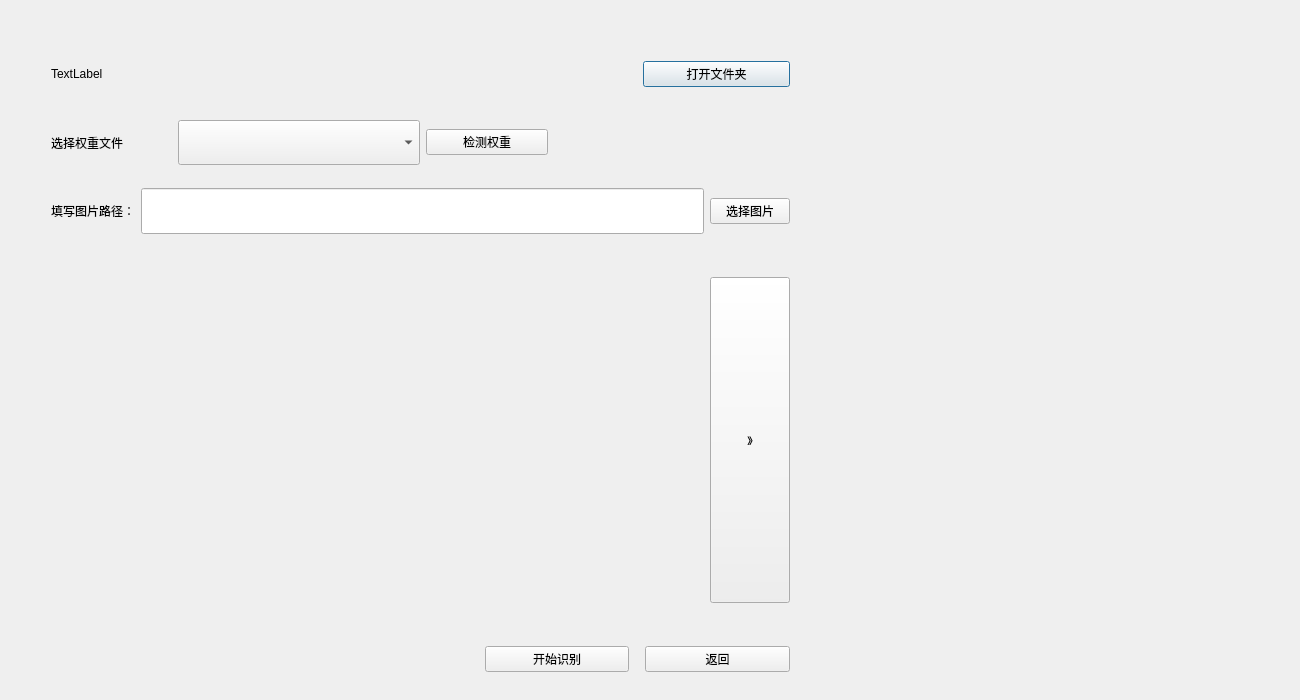
ZxxWs/IdentifyBuilding, file GUI/test.ui: the form before one commit.
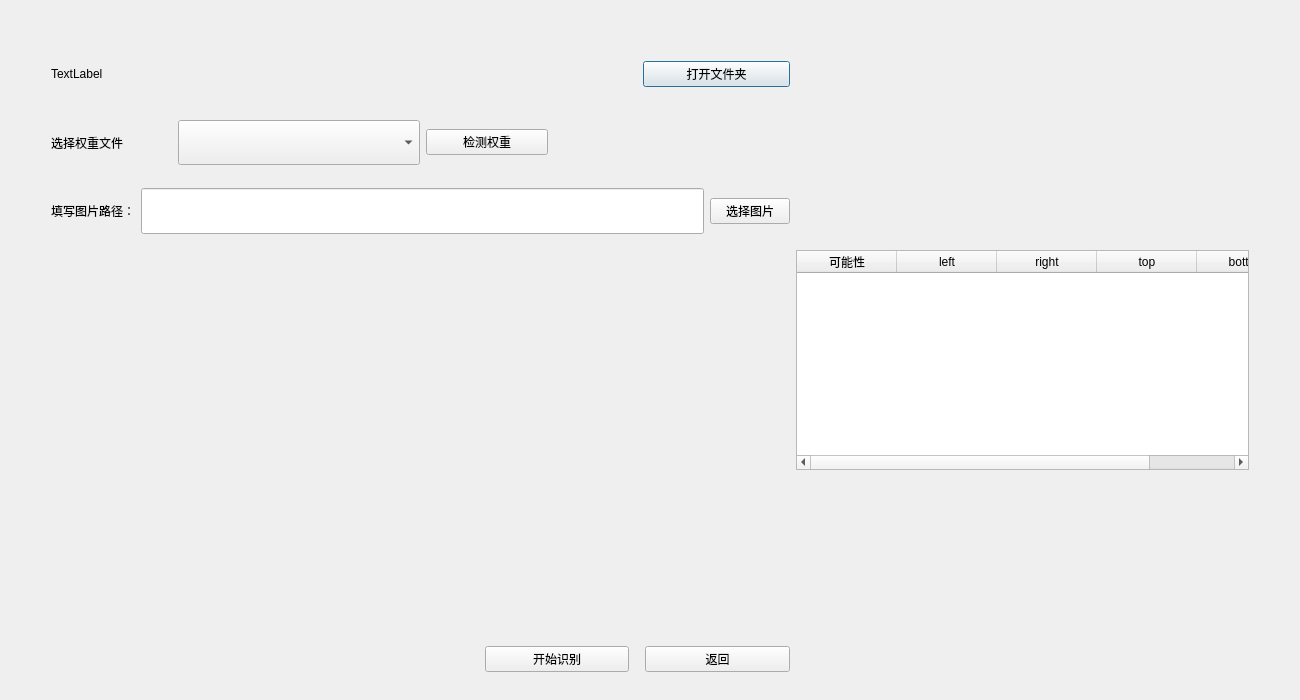
The form after the commit.

Patch:
```diff
--- a/GUI/test.ui
+++ b/GUI/test.ui
@@ -192,7 +192,7 @@
         </spacer>
        </item>
        <item>
-        <layout class="QHBoxLayout" name="horizontalLayout_5" stretch="0,6,0,0">
+        <layout class="QHBoxLayout" name="horizontalLayout_5" stretch="0,6">
          <item>
           <spacer name="horizontalSpacer_4">
            <property name="orientation">
@@ -219,62 +219,6 @@
            </property>
           </widget>
          </item>
-         <item>
-          <spacer name="horizontalSpacer_10">
-           <property name="orientation">
-            <enum>Qt::Horizontal</enum>
-           </property>
-           <property name="sizeHint" stdset="0">
-            <size>
-             <width>60</width>
-             <height>20</height>
-            </size>
-           </property>
-          </spacer>
-         </item>
-         <item>
-          <layout class="QVBoxLayout" name="verticalLayout">
-           <item>
-            <spacer name="horizontalSpacer_8">
-             <property name="orientation">
-              <enum>Qt::Horizontal</enum>
-             </property>
-             <property name="sizeHint" stdset="0">
-              <size>
-               <width>40</width>
-               <height>20</height>
-              </size>
-             </property>
-            </spacer>
-           </item>
-           <item>
-            <widget class="QPushButton" name="pushButtonShow">
-             <property name="sizePolicy">
-              <sizepolicy hsizetype="Minimum" vsizetype="Expanding">
-               <horstretch>0</horstretch>
-               <verstretch>0</verstretch>
-              </sizepolicy>
-             </property>
-             <property name="text">
-              <string>》</string>
-             </property>
-            </widget>
-           </item>
-           <item>
-            <spacer name="horizontalSpacer_9">
-             <property name="orientation">
-              <enum>Qt::Horizontal</enum>
-             </property>
-             <property name="sizeHint" stdset="0">
-              <size>
-               <width>40</width>
-               <height>20</height>
-              </size>
-             </property>
-            </spacer>
-           </item>
-          </layout>
-         </item>
         </layout>
        </item>
        <item>
@@ -379,7 +323,7 @@
        <item>
         <layout class="QHBoxLayout" name="horizontalLayout_7" stretch="1,0">
          <item>
-          <layout class="QVBoxLayout" name="verticalLayout_3" stretch="2,3,1">
+          <layout class="QVBoxLayout" name="verticalLayout_3" stretch="0,0,0">
            <item>
             <spacer name="verticalSpacer_8">
              <property name="orientation">
@@ -394,10 +338,32 @@
             </spacer>
            </item>
            <item>
-            <widget class="QLabel" name="labelShow">
-             <property name="text">
-              <string/>
-             </property>
+            <widget class="QTableWidget" name="tableWidget">
+             <column>
+              <property name="text">
+               <string>可能性</string>
+              </property>
+             </column>
+             <column>
+              <property name="text">
+               <string>left</string>
+              </property>
+             </column>
+             <column>
+              <property name="text">
+               <string>right</string>
+              </property>
+             </column>
+             <column>
+              <property name="text">
+               <string>top</string>
+              </property>
+             </column>
+             <column>
+              <property name="text">
+               <string>bottom</string>
+              </property>
+             </column>
             </widget>
            </item>
            <item>
```
